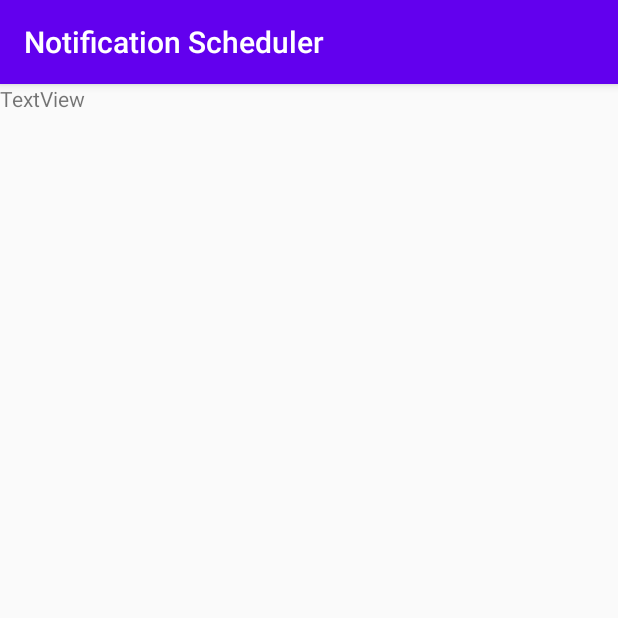
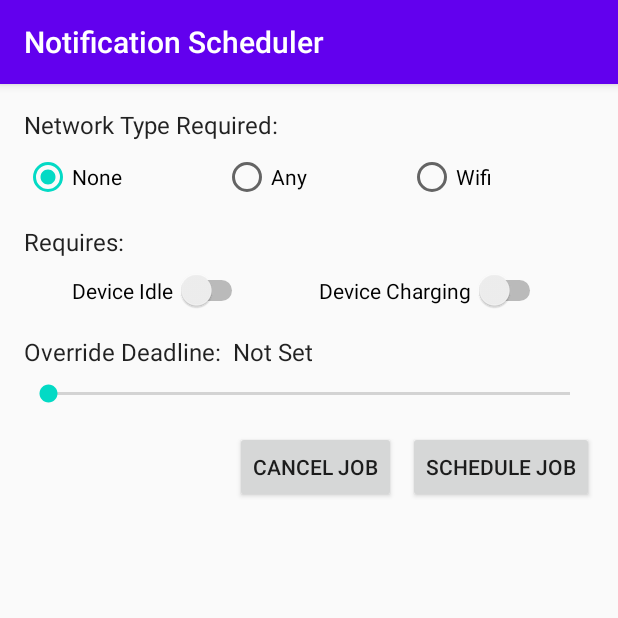
Before and after one commit to elijahmurimi40/Job-Scheduler-Kotlin, an Android app: the screen it shows after launch (MainActivity), on a phone screen of 412 x 824 dp, the top half of it. Run offline under Robolectric (Android 15) with nearby library versions, the phone set to English and light mode, and no system bars.

Commit message:
Add layout to app

```diff
--- a/app/src/main/AndroidManifest.xml
+++ b/app/src/main/AndroidManifest.xml
@@ -19,6 +19,10 @@
                 <category android:name="android.intent.category.LAUNCHER" />
             </intent-filter>
         </activity>
+        <service android:name=".jobschedulers.NotificationJobService"
+            android:exported="false"
+            android:enabled="true"
+            android:permission="android.permission.BIND_JOB_SERVICE" />
     </application>
 
 </manifest>
--- /dev/null
+++ b/app/src/main/java/com/fortie40/notificationscheduler/jobschedulers/NotificationJobService.kt
@@ -0,0 +1,15 @@
+package com.fortie40.notificationscheduler.jobschedulers
+
+import android.app.job.JobParameters
+import android.app.job.JobService
+
+class NotificationJobService: JobService() {
+
+    override fun onStopJob(p0: JobParameters?): Boolean {
+        return true
+    }
+
+    override fun onStartJob(p0: JobParameters?): Boolean {
+        return false
+    }
+}
--- a/app/src/main/res/layout/content_main.xml
+++ b/app/src/main/res/layout/content_main.xml
@@ -1,6 +1,5 @@
 <?xml version="1.0" encoding="utf-8"?>
-<ScrollView xmlns:tools="http://schemas.android.com/tools"
-    android:layout_height="match_parent"
+<ScrollView android:layout_height="match_parent"
     android:layout_width="match_parent"
     xmlns:app="http://schemas.android.com/apk/res-auto"
     android:fillViewport="true"
@@ -13,10 +12,134 @@
 
         <TextView
             android:id="@+id/textView"
+            android:layout_width="0dp"
+            android:layout_height="wrap_content"
+            android:layout_marginStart="16dp"
+            android:layout_marginTop="16dp"
+            android:layout_marginEnd="16dp"
+            android:text="@string/network_type_required"
+            android:textAppearance="@style/TextAppearance.AppCompat.Subhead"
+            app:layout_constraintEnd_toEndOf="parent"
+            app:layout_constraintStart_toStartOf="parent"
+            app:layout_constraintTop_toTopOf="parent" />
+
+        <RadioGroup
+            android:id="@+id/networkOptions"
+            android:layout_width="0dp"
+            android:layout_height="wrap_content"
+            android:layout_marginTop="8dp"
+            android:orientation="horizontal"
+            app:layout_constraintEnd_toEndOf="@+id/textView"
+            app:layout_constraintStart_toStartOf="@+id/textView"
+            app:layout_constraintTop_toBottomOf="@+id/textView">
+
+            <RadioButton
+                android:id="@+id/no_network"
+                android:layout_width="wrap_content"
+                android:layout_height="wrap_content"
+                android:layout_weight="1"
+                android:checked="true"
+                android:text="@string/none" />
+
+            <RadioButton
+                android:id="@+id/any_network"
+                android:layout_width="wrap_content"
+                android:layout_height="wrap_content"
+                android:layout_weight="1"
+                android:text="@string/any" />
+
+            <RadioButton
+                android:id="@+id/wifi_network"
+                android:layout_width="wrap_content"
+                android:layout_height="wrap_content"
+                android:layout_weight="1"
+                android:text="@string/wifi" />
+        </RadioGroup>
+
+        <TextView
+            android:id="@+id/textView2"
+            android:layout_width="0dp"
+            android:layout_height="wrap_content"
+            android:layout_marginTop="16dp"
+            android:text="@string/requires"
+            android:textAppearance="@style/TextAppearance.AppCompat.Subhead"
+            app:layout_constraintEnd_toEndOf="@+id/networkOptions"
+            app:layout_constraintHorizontal_bias="0.0"
+            app:layout_constraintStart_toStartOf="@+id/networkOptions"
+            app:layout_constraintTop_toBottomOf="@+id/networkOptions" />
+
+        <Switch
+            android:id="@+id/idle_switch"
             android:layout_width="wrap_content"
             android:layout_height="wrap_content"
-            android:text="TextView"
+            android:layout_marginTop="8dp"
+            android:switchPadding="2dp"
+            android:text="@string/device_idle"
+            app:layout_constraintEnd_toStartOf="@+id/charging_switch"
+            app:layout_constraintHorizontal_bias="0.5"
             app:layout_constraintStart_toStartOf="parent"
-            app:layout_constraintTop_toTopOf="parent" />
+            app:layout_constraintTop_toBottomOf="@+id/textView2" />
+
+        <Switch
+            android:id="@+id/charging_switch"
+            android:layout_width="wrap_content"
+            android:layout_height="wrap_content"
+            android:text="@string/device_charging"
+            android:switchPadding="2dp"
+            app:layout_constraintEnd_toEndOf="parent"
+            app:layout_constraintHorizontal_bias="0.5"
+            app:layout_constraintStart_toEndOf="@+id/idle_switch"
+            app:layout_constraintTop_toTopOf="@+id/idle_switch" />
+
+        <TextView
+            android:id="@+id/textView3"
+            android:layout_width="wrap_content"
+            android:layout_height="wrap_content"
+            android:layout_marginStart="16dp"
+            android:layout_marginTop="16dp"
+            android:text="@string/override_deadline"
+            android:textAppearance="@style/TextAppearance.AppCompat.Subhead"
+            app:layout_constraintStart_toStartOf="parent"
+            app:layout_constraintTop_toBottomOf="@+id/idle_switch" />
+
+        <TextView
+            android:id="@+id/textView4"
+            android:layout_width="wrap_content"
+            android:layout_height="wrap_content"
+            android:layout_marginStart="8dp"
+            android:text="@string/not_set"
+            android:textAppearance="@style/TextAppearance.AppCompat.Subhead"
+            app:layout_constraintStart_toEndOf="@+id/textView3"
+            app:layout_constraintTop_toTopOf="@+id/textView3" />
+
+        <SeekBar
+            android:id="@+id/seekBar2"
+            android:layout_width="0dp"
+            android:layout_height="wrap_content"
+            android:layout_marginStart="16dp"
+            android:layout_marginTop="8dp"
+            android:layout_marginEnd="16dp"
+            app:layout_constraintEnd_toEndOf="parent"
+            app:layout_constraintStart_toStartOf="parent"
+            app:layout_constraintTop_toBottomOf="@+id/textView3" />
+
+        <Button
+            android:id="@+id/button"
+            android:layout_width="wrap_content"
+            android:layout_height="wrap_content"
+            android:layout_marginTop="16dp"
+            android:layout_marginEnd="16dp"
+            android:text="@string/schedule_job"
+            app:layout_constraintEnd_toEndOf="parent"
+            app:layout_constraintTop_toBottomOf="@+id/seekBar2" />
+
+        <Button
+            android:layout_width="wrap_content"
+            android:layout_height="wrap_content"
+            android:layout_marginEnd="8dp"
+            android:text="@string/cancel_job"
+            app:layout_constraintEnd_toStartOf="@+id/button"
+            app:layout_constraintTop_toTopOf="@+id/button" />
+
     </androidx.constraintlayout.widget.ConstraintLayout>
 </ScrollView>
--- a/app/src/main/res/values/strings.xml
+++ b/app/src/main/res/values/strings.xml
@@ -1,12 +1,17 @@
 <resources>
     <string name="app_name">Notification Scheduler</string>
     <string name="action_settings">Settings</string>
-    <!-- Strings used for fragments for navigation -->
-    <string name="first_fragment_label">First Fragment</string>
-    <string name="second_fragment_label">Second Fragment</string>
-    <string name="next">Next</string>
-    <string name="previous">Previous</string>
 
-    <string name="hello_first_fragment">Hello first fragment</string>
-    <string name="hello_second_fragment">Hello second fragment. Arg: %1$s</string>
+    <!-- content main xml -->
+    <string name="network_type_required">Network Type Required:</string>
+    <string name="none">None</string>
+    <string name="any">Any</string>
+    <string name="wifi">Wifi</string>
+    <string name="requires">Requires:</string>
+    <string name="device_idle">Device Idle</string>
+    <string name="device_charging">Device Charging</string>
+    <string name="override_deadline">Override Deadline:</string>
+    <string name="not_set">Not Set</string>
+    <string name="schedule_job">Schedule job</string>
+    <string name="cancel_job">Cancel Job</string>
 </resources>
```
